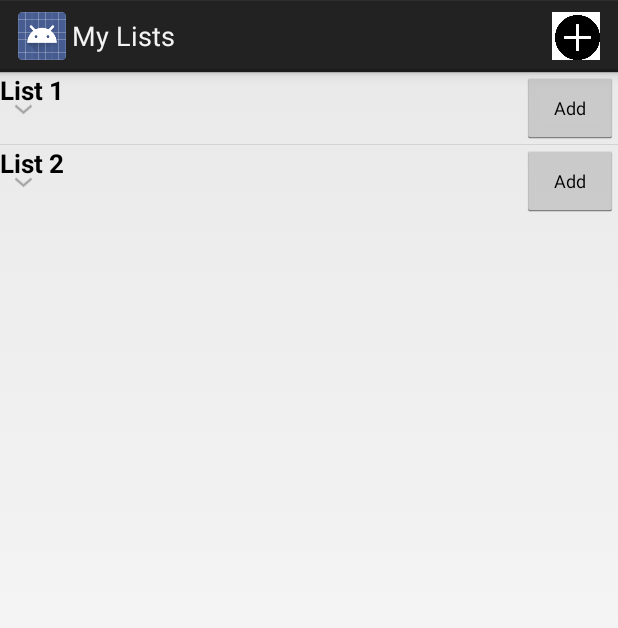
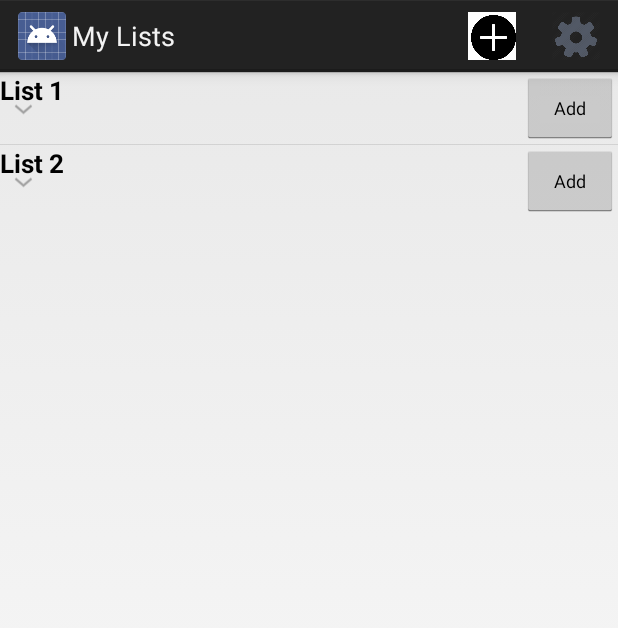
Before and after one commit to MitchStephan/Sync-Lists, an Android app: the ListsActivity screen opened directly, with no data from a screen before it, on a phone screen of 412 x 824 dp. Shown: the top 628 px of the screen. Run offline under Robolectric (Android 15) with nearby library versions, the phone set to English and light mode, and no system bars.

Commit message:
Added settings cog

```diff
--- a/Android/SyncLists/app/src/main/res/menu/sync_lists_lists.xml
+++ b/Android/SyncLists/app/src/main/res/menu/sync_lists_lists.xml
@@ -7,4 +7,10 @@
         android:showAsAction="ifRoom"
         android:title="@string/add_list"
         android:onClick="addList"/>
+
+    <item
+        android:id="@+id/settings"
+        android:icon="@drawable/settings"
+        android:showAsAction="ifRoom"
+        android:title="@string/settings"/>
 </menu>
--- a/Android/SyncLists/app/src/main/res/values/strings.xml
+++ b/Android/SyncLists/app/src/main/res/values/strings.xml
@@ -1,6 +1,5 @@
 <?xml version="1.0" encoding="utf-8"?>
 <resources>
-
     <string name="app_name">SyncLists</string>
     <string name="login_text">Login</string>
     <string name="sign_up_text">Sign Up</string>
@@ -10,7 +9,5 @@
     <string name="password_hint">Password</string>
 
     <string name="add_list">Add List</string>
-
-
-
+    <string name="settings">Settings</string>
 </resources>
```
Also changed, not shown: Android/SyncLists/app/src/main/res/drawable/settings.png (added).
